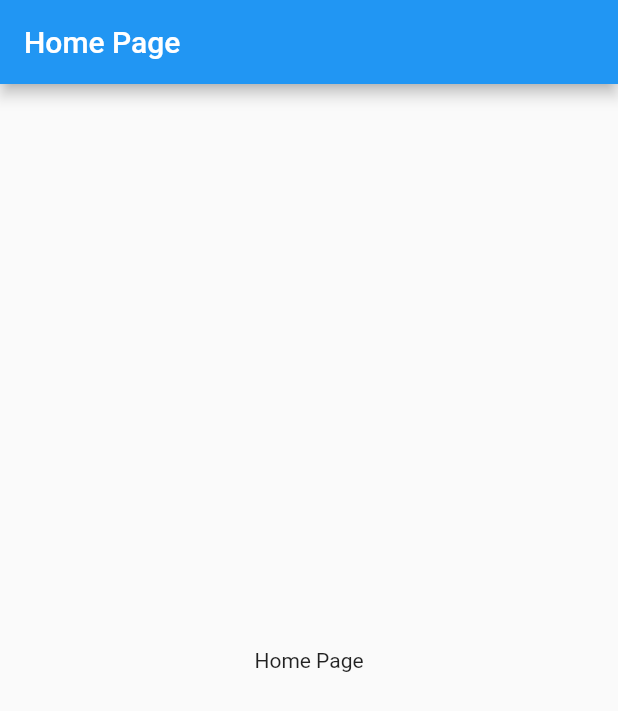
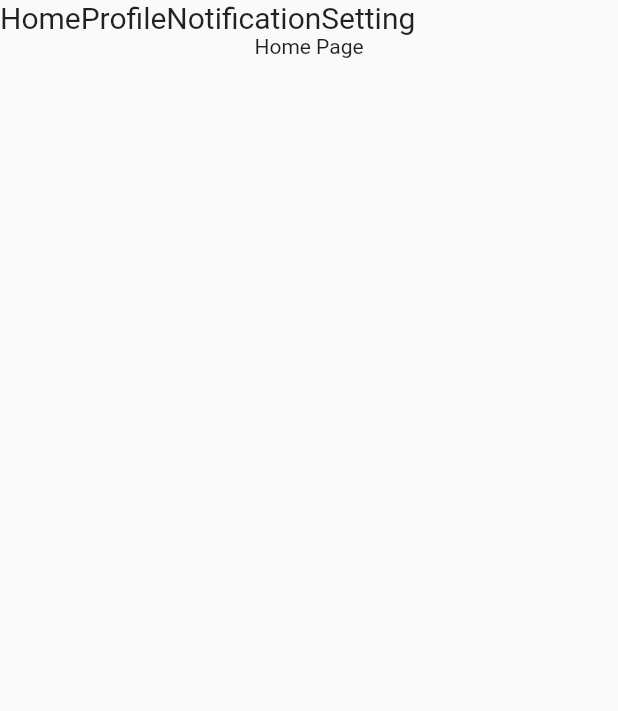
Before and after one commit to Lucasmercado101/flutter-finance-app, a Flutter app: the screen it shows after launch, on a phone screen of 412 x 824 dp. Shown: the top 711 px of the screen. Run offline on Flutter 3.47's test engine with Material 2 defaults, Android fonts, the phone set to English and light mode, and no system bars.

Commit message:
changed ui mode to immersive

```diff
--- a/lib/main.dart
+++ b/lib/main.dart
@@ -1,8 +1,10 @@
 import 'package:finances/pages/home.dart';
 import 'package:flutter/material.dart';
+import 'package:flutter/services.dart';
 
 void main() {
   runApp(const MyApp());
+  SystemChrome.setEnabledSystemUIMode(SystemUiMode.immersive);
 }
 
 class MyApp extends StatelessWidget {
--- a/lib/pages/home.dart
+++ b/lib/pages/home.dart
@@ -9,12 +9,39 @@ class _HomePageState extends State<HomePage> {
   @override
   Widget build(BuildContext context) {
     return Scaffold(
-      appBar: AppBar(
-        title: Text("Home Page"),
-      ),
-      body: Center(
-        child: Text("Home Page"),
-      ),
+      body: Column(children: [
+        Container(
+          child: Row(
+            children: [
+              Container(
+                child: Text(
+                  "Home",
+                  style: TextStyle(fontSize: 20),
+                ),
+              ),
+              Container(
+                child: Text(
+                  "Profile",
+                  style: TextStyle(fontSize: 20),
+                ),
+              ),
+              Container(
+                child: Text(
+                  "Notification",
+                  style: TextStyle(fontSize: 20),
+                ),
+              ),
+              Container(
+                child: Text(
+                  "Setting",
+                  style: TextStyle(fontSize: 20),
+                ),
+              ),
+            ],
+          ),
+        ),
+        Text("Home Page"),
+      ]),
     );
   }
 }
```
